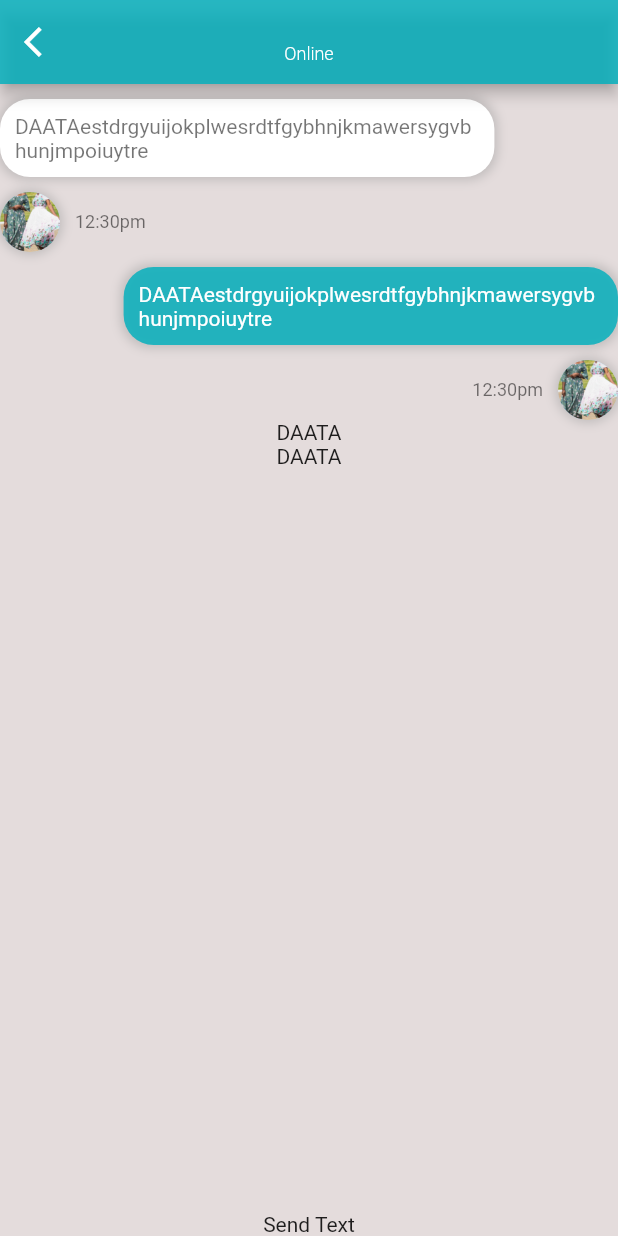
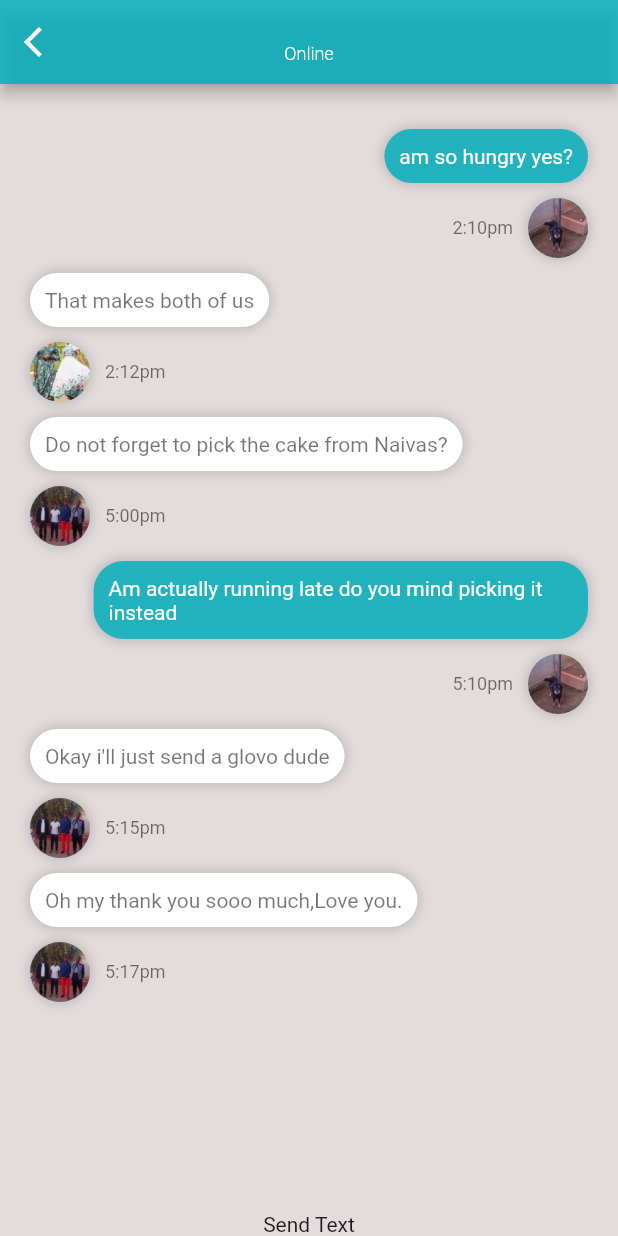
Before and after one commit to brandy-atieno/chat_ui, a Flutter app: the Chat_Screen screen opened directly with empty values, on a phone screen of 412 x 824 dp. Run offline on Flutter 3.47's test engine with Material 2 defaults, Android fonts, the phone set to English and light mode, and no system bars.

Commit message:
set up chat bubble

```diff
--- a/lib/models/message_model.dart
+++ b/lib/models/message_model.dart
@@ -80,7 +80,7 @@ List <Message> chatMessages=[
     read:false
   ),
   Message(
-    sender:currentUser,
+    sender:joel,
     time:'5:17pm',
     text:'Oh my thank you sooo much,Love you.',
     read:true
--- a/lib/screens/chat_screen.dart
+++ b/lib/screens/chat_screen.dart
@@ -2,7 +2,6 @@ import 'package:flutter/material.dart';
 import 'package:flutter/services.dart';
 import 'package:flutter_refresh_app/models/user_model.dart';
 import 'package:flutter_refresh_app/models/message_model.dart';
-
 
 class Chat_Screen extends StatefulWidget {
   final User user;
@@ -13,10 +12,107 @@ class Chat_Screen extends StatefulWidget {
 }
 
 class _Chat_ScreenState extends State<Chat_Screen> {
+  _chatBubble(Message message, bool isMe) {
+    if (isMe) {
+      return Column(
+        children: [
+          Container(
+            alignment: Alignment.topRight,
+            child: Container(
+                constraints: BoxConstraints(
+                  maxWidth: MediaQuery.of(context).size.width * 0.80,
+                ),
+                padding: EdgeInsets.all(10),
+                margin: EdgeInsets.symmetric(vertical: 10),
+                decoration: BoxDecoration(
+                    color: Color.fromARGB(211, 1, 176, 189),
+                    borderRadius: BorderRadius.circular(20),
+                    boxShadow: [
+                      BoxShadow(
+                        color: Colors.grey.withOpacity(0.5),
+                        spreadRadius: 2,
+                        blurRadius: 5,
+                      )
+                    ]),
+                child: Text(
+                    message.text,
+                    style: TextStyle(color: Colors.white))),
+          ),
+          Row(
+            mainAxisAlignment: MainAxisAlignment.end,
+            children: <Widget>[
+              Text(message.time,
+                  style: TextStyle(fontSize: 12, color: Colors.black54)),
+              SizedBox(width: 10),
+              Container(
+                  decoration: BoxDecoration(shape: BoxShape.circle, boxShadow: [
+                    BoxShadow(
+                      color: Colors.grey.withOpacity(0.5),
+                      spreadRadius: 2,
+                      blurRadius: 5,
+                    )
+                  ]),
+                  child: CircleAvatar(
+                      radius: 20,
+                      backgroundImage:
+                          AssetImage(message.sender.imageUrl))),
+            ],
+          ),
+        ],
+      );
+    } else {
+      return Column(
+        children: [
+          Container(
+            alignment: Alignment.topLeft,
+            child: Container(
+                constraints: BoxConstraints(
+                  maxWidth: MediaQuery.of(context).size.width * 0.80,
+                ),
+                padding: EdgeInsets.all(10),
+                margin: EdgeInsets.symmetric(vertical: 10),
+                decoration: BoxDecoration(
+                    color: Colors.white,
+                    borderRadius: BorderRadius.circular(20),
+                    boxShadow: [
+                      BoxShadow(
+                        color: Colors.grey.withOpacity(0.5),
+                        spreadRadius: 2,
+                        blurRadius: 5,
+                      )
+                    ]),
+                child: Text(
+                    message.text,
+                    style: TextStyle(color: Colors.black54))),
+          ),
+          Row(
+            children: [
+              Container(
+                  decoration: BoxDecoration(shape: BoxShape.circle, boxShadow: [
+                    BoxShadow(
+                      color: Colors.grey.withOpacity(0.5),
+                      spreadRadius: 2,
+                      blurRadius: 5,
+                    )
+                  ]),
+                  child: CircleAvatar(
+                      radius: 20,
+                      backgroundImage:
+                          AssetImage(message.sender.imageUrl))),
+              SizedBox(width: 10),
+              Text(message.time,
+                  style: TextStyle(fontSize: 12, color: Colors.black54))
+            ],
+          ),
+        ],
+      );
+    }
+  }
+
   @override
   Widget build(BuildContext context) {
     return Scaffold(
-      backgroundColor:Color.fromARGB(255, 228, 220, 220),
+        backgroundColor: Color.fromARGB(255, 228, 220, 220),
         appBar: AppBar(
           systemOverlayStyle: SystemUiOverlayStyle(
             statusBarIconBrightness: Brightness.dark,
@@ -27,145 +123,39 @@ class _Chat_ScreenState extends State<Chat_Screen> {
             textAlign: TextAlign.center,
             text: TextSpan(
               children: [
-                TextSpan(text: widget.user.name, style: TextStyle(
-                  fontSize:16,
-                  fontWeight: FontWeight.w400,
-                )),
+                TextSpan(
+                    text: widget.user.name,
+                    style: TextStyle(
+                      fontSize: 16,
+                      fontWeight: FontWeight.w400,
+                    )),
                 TextSpan(text: '\n'),
-                TextSpan(text: 'Online', style: TextStyle(
-                  fontSize:12,
-                  fontWeight:FontWeight.w300
-                )),
+                TextSpan(
+                    text: 'Online',
+                    style:
+                        TextStyle(fontSize: 12, fontWeight: FontWeight.w300)),
               ],
             ),
           ),
           leading: IconButton(
-            color:Colors.white,
-            icon: Icon(Icons.arrow_back_ios),onPressed:(){
-            Navigator.pop(context);
-          }),
+              color: Colors.white,
+              icon: Icon(Icons.arrow_back_ios),
+              onPressed: () {
+                Navigator.pop(context);
+              }),
         ),
-        body: Column(
-          children: <Widget>[
+        body: Column(children: <Widget>[
           Expanded(
-            child: Column(
-              children: [
-                Column(
-                  children: [
-                    Container(
-                    alignment: Alignment.topLeft,
-                      child: Container(
-                          constraints: BoxConstraints(
-                        maxWidth:MediaQuery.of(context).size.width* 0.80,
-                          ),
-                        padding: EdgeInsets.all(10),
-                        margin: EdgeInsets.symmetric(vertical: 10),
-                        decoration: BoxDecoration(
-                          color:Colors.white,
-                          borderRadius: BorderRadius.circular(20),
-                          boxShadow:[
-                            BoxShadow(
-                              color: Colors.grey.withOpacity(0.5),
-                              spreadRadius:2,
-                              blurRadius:5,
-                            )
-                          ]
-                        ),child:Text('DAATAestdrgyuijokplwesrdtfgybhnjkmawersygvbhunjmpoiuytre',style:TextStyle(
-                          color:Colors.black54
-                        ))),
-                    ),
-                       Row(
-                         children: [
-                           Container(
-                             decoration: BoxDecoration(
-                                      shape: BoxShape.circle,
-                                      boxShadow: [
-                                          BoxShadow(
-                                            color: Colors.grey.withOpacity(0.5),
-                                            spreadRadius: 2,
-                                            blurRadius: 5,
-                                          )
-                                        ]),
-                              child: CircleAvatar(
-                                  radius: 20,
-                                  backgroundImage:
-                                      AssetImage('assets/images/DSC_0512.jpg'))),
-                                      SizedBox(
-                                        width:10
-                                      )
-                                      ,
-                                      Text('12:30pm', style : TextStyle(
-                                        fontSize:12,
-                                        color:Colors.black54
-                                      ))
-                         ],
-                       ),
-                  ],
-                ),
-                Column(
-                  children: [
-                    Container(
-                    alignment: Alignment.topRight,
-                      child: Container(
-                          constraints: BoxConstraints(
-                        maxWidth:MediaQuery.of(context).size.width* 0.80,
-                          ),
-                        padding: EdgeInsets.all(10),
-                        margin: EdgeInsets.symmetric(vertical: 10),
-                        decoration: BoxDecoration(
-                          color:Color.fromARGB(211, 1, 176, 189),
-                          borderRadius: BorderRadius.circular(20),
-                          boxShadow:[
-                            BoxShadow(
-                              color: Colors.grey.withOpacity(0.5),
-                              spreadRadius:2,
-                              blurRadius:5,
-                            )
-                          ]
-                        ),child:Text('DAATAestdrgyuijokplwesrdtfgybhnjkmawersygvbhunjmpoiuytre',style:TextStyle(
-                          color:Colors.white
-                        ))),
-                    ),
-                       Row(
-                                                mainAxisAlignment: MainAxisAlignment.end,
-                         children: <Widget> [
-
-                                      Text('12:30pm', style : TextStyle(
-                                        fontSize:12,
-                                        color:Colors.black54
-                                      )),
-                                      SizedBox(
-                                        width:10
-                                      )
-                                      ,
-                           Container(
-                             decoration: BoxDecoration(
-                                      shape: BoxShape.circle,
-                                      boxShadow: [
-                                          BoxShadow(
-                                            color: Colors.grey.withOpacity(0.5),
-                                            spreadRadius: 2,
-                                            blurRadius: 5,
-                                          )
-                                        ]),
-                              child: CircleAvatar(
-                                  radius: 20,
-                                  backgroundImage:
-                                      AssetImage('assets/images/DSC_0512.jpg'))),
-
-                         ],
-                       ),
-                  ],
-                ),
-
-                              Container(child:Text('DAATA')),
-                Container(child:Text('DAATA')),
-
-              ],
-            ),
-          ),
-          Container(child:Text('Send Text')),
-
+                         child: ListView.builder(
+                            itemCount: chatMessages.length,
+            itemBuilder: (BuildContext context, int index) {
+              final Message message = chatMessages[index];
+              final bool isMe = message.sender.id == currentUser.id;
+              return _chatBubble(message, isMe);
+            },
+                padding:EdgeInsets.all(20),
+          )),
+          Container(child: Text('Send Text')),
         ]));
   }
 }
```
